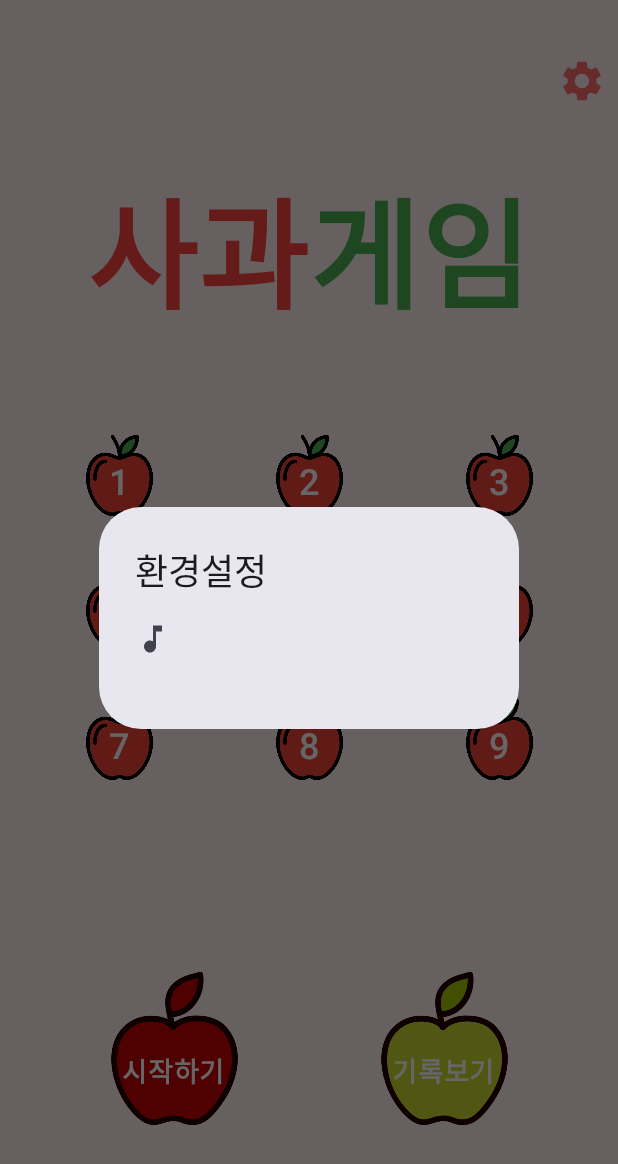
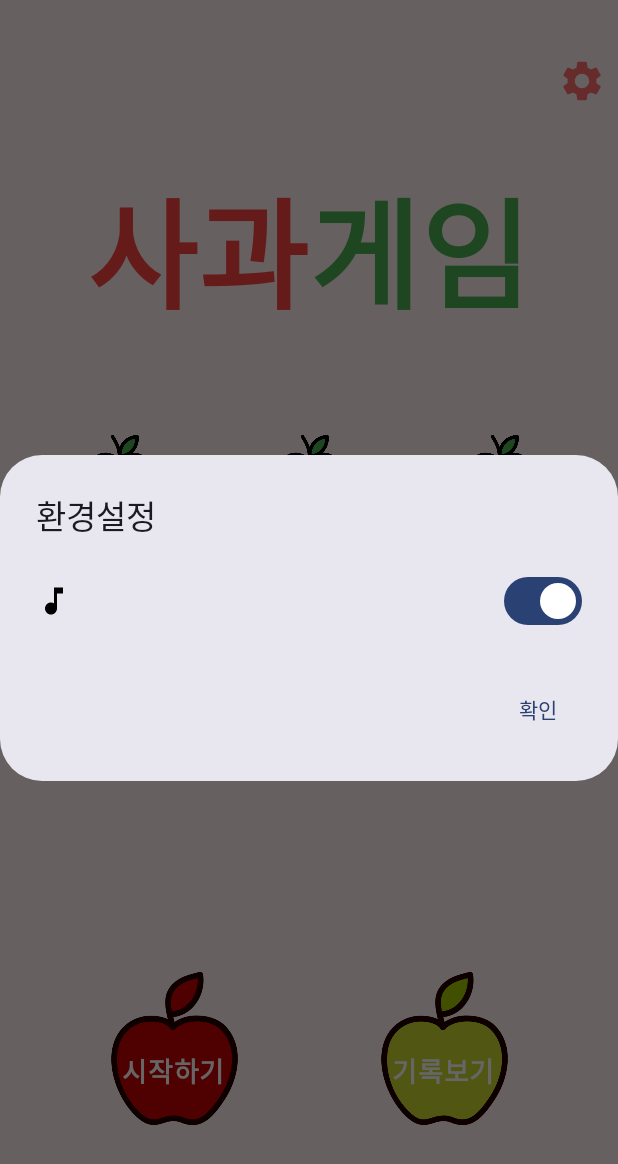
Before and after one commit to Noil0909/AppleGame, an Android app built with Jetpack Compose: the screen it shows after launch (MainActivity), after a tap on "설정", on a phone screen of 412 x 824 dp. Shown: the top 1164 px of the screen. Run offline under Robolectric (Android 15) with nearby library versions, the phone set to English and light mode, and no system bars; our stand-ins replace Dagger/Hilt's generated code.

Commit message:
Feat: Dialog, InfoHeader UI 수정
Feat: Dialog, InfoHeader UI 수정

```diff
--- a/app/src/main/java/com/example/applegame/ui/component/AppGrid.kt
+++ b/app/src/main/java/com/example/applegame/ui/component/AppleGrid.kt
@@ -72,7 +72,7 @@ fun AppleItem(
                     scaleY = if (isSelected) 1.2f else 1f
                 },
             colorFilter = if (isSelected) tint(Color.Red) else null,
-            contentScale = ContentScale.Crop
+            contentScale = ContentScale.Fit
         )
         Text(
             text = "${apple.number}",
--- a/app/src/main/java/com/example/applegame/ui/component/GameOverDialog.kt
+++ b/app/src/main/java/com/example/applegame/ui/component/GameOverDialog.kt
@@ -24,14 +24,14 @@ fun GameOverDialog(
         modifier = modifier,
         title = {
             Text(
-                text = "게임 종료!",
+                text = "게임 오버!",
                 style = MaterialTheme.typography.headlineSmall
             )
         },
         text = {
             Column {
                 Text(
-                    text = "최종 점수: $score",
+                    text = "점수: $score",
                     style = MaterialTheme.typography.bodyLarge,
                     modifier = Modifier.padding(bottom = 12.dp)
                 )
@@ -54,7 +54,7 @@ fun GameOverDialog(
                     containerColor = Color(0xFF4CAF50)
                 )
             ) {
-                Text("메인 메뉴")
+                Text("처음으로")
             }
         }
     )
--- /dev/null
+++ b/app/src/main/java/com/example/applegame/ui/component/GameSettingsDialog.kt
@@ -0,0 +1,95 @@
+package com.example.applegame.ui.component
+
+import androidx.compose.foundation.layout.Column
+import androidx.compose.foundation.layout.Row
+import androidx.compose.foundation.layout.Spacer
+import androidx.compose.foundation.layout.size
+import androidx.compose.material3.AlertDialog
+import androidx.compose.material3.Button
+import androidx.compose.material3.ButtonDefaults
+import androidx.compose.material3.Icon
+import androidx.compose.material3.MaterialTheme
+import androidx.compose.material3.Switch
+import androidx.compose.material3.Text
+import androidx.compose.material3.TextButton
+import androidx.compose.runtime.Composable
+import androidx.compose.ui.Alignment
+import androidx.compose.ui.Modifier
+import androidx.compose.ui.graphics.Color
+import androidx.compose.ui.res.painterResource
+import androidx.compose.ui.unit.dp
+import com.example.applegame.R
+
+@Composable
+fun GameSettingsDialog(
+    showDialog: Boolean,
+    onDismiss: () -> Unit,
+    isBgmOn: Boolean,
+    onBgmToggle: (Boolean) -> Unit,
+    // 세팅 dialog 재사용
+    showGoMainButton: Boolean = false,
+    showRestartButton: Boolean = false,
+    onGoMain: () -> Unit = {},
+    onRestartGame: () -> Unit = {},
+) {
+    if(!showDialog) return
+
+    AlertDialog(
+        onDismissRequest = onDismiss,
+        title = {Text("환경설정", style = MaterialTheme.typography.titleLarge)},
+        text = {
+            Column{
+                Row(verticalAlignment = Alignment.CenterVertically){
+                    Icon(
+                        painter = painterResource(R.drawable.bgm_icon),
+                        contentDescription = "BGM Icon",
+                        modifier = Modifier.size(24.dp),
+                    )
+                    Spacer(modifier = Modifier.weight(1f))
+
+                    Switch(
+                        checked = isBgmOn,
+                        onCheckedChange = onBgmToggle
+                    )
+                }
+
+            }
+        },
+        confirmButton = {
+            if (showRestartButton){
+                Button(
+                    onClick = {
+                        onDismiss()
+                        onRestartGame
+                    },
+                    colors = ButtonDefaults.buttonColors(
+                        containerColor = Color(0xFFFF6B6B)
+                    )
+                ){
+                    Text("다시하기")
+                }
+            }// 필요없으면 지우기
+            else{
+                TextButton(onClick = onDismiss){Text("확인")
+                }
+            }
+        },
+        dismissButton = {
+                if(showGoMainButton){
+                    Button(
+                        onClick = {
+                            onDismiss()
+                            onGoMain()
+                        },
+                        colors = ButtonDefaults.buttonColors(
+                            containerColor = Color(0xFF4CAF50)
+                        )
+                    ){
+                        Text("처음으로")
+                    }
+                }
+            },
+        textContentColor = Color.Black
+    )
+
+}
--- a/app/src/main/java/com/example/applegame/ui/screen/MainScreen.kt
+++ b/app/src/main/java/com/example/applegame/ui/screen/MainScreen.kt
@@ -58,6 +58,7 @@ import androidx.compose.ui.unit.dp
 import androidx.compose.ui.unit.sp
 import androidx.navigation.NavController
 import com.example.applegame.R
+import com.example.applegame.ui.component.GameSettingsDialog
 import com.example.applegame.ui.navigation.Screen
 
 @Composable
@@ -222,28 +223,12 @@ fun MainScreen( onNavigate: (Screen) -> Unit) {
         }
 
         // 설정 다이얼로그
-        if (showSettings) {
-            AlertDialog(
-                onDismissRequest = { showSettings = false },
-                title = { Text("환경설정") },
-                text = {
-                    Column {
-                        Row(verticalAlignment = Alignment.CenterVertically) {
-                            Icon(painter = painterResource(id = R.drawable.music_icon),
-                                contentDescription = "BGM",
-                                Modifier.size(24.dp)
-                            )
-//                            Slider(
-//                                value = bgmVolume,
-//                                onValueChange = { bgmVolume = it },
-//                                modifier = Modifier.weight(1f)
-//                            )
-                        }
-                        // 추가 설정 항목
-                    }
-                },
-                confirmButton = { /* 확인 버튼 */ }
-            )
-        }
+        GameSettingsDialog(
+            showDialog = showSettings,
+            onDismiss = { showSettings = false },
+            isBgmOn = isBgmOn,
+            onBgmToggle = { isBgmOn = it }
+            // 여기서는 showGoMainButton, showRestartButton 기본값 false 이므로 버튼 표시 X
+        )
     }
 }
--- /dev/null
+++ b/app/src/main/res/drawable/bgm_icon.xml
@@ -0,0 +1,5 @@
+<vector xmlns:android="http://schemas.android.com/apk/res/android" android:height="24dp" android:tint="#000000" android:viewportHeight="24" android:viewportWidth="24" android:width="24dp">
+
+    <path android:fillColor="@android:color/white" android:pathData="M12,3v10.55c-0.59,-0.34 -1.27,-0.55 -2,-0.55 -2.21,0 -4,1.79 -4,4s1.79,4 4,4 4,-1.79 4,-4V7h4V3h-6z"/>
+
+</vector>
```
Also changed, not shown: app/src/main/java/com/example/applegame/ui/component/GameInfoHeader.kt (+41 -9 lines), app/src/main/java/com/example/applegame/ui/screen/AppleGameScreen.kt (+21 -1 lines).
